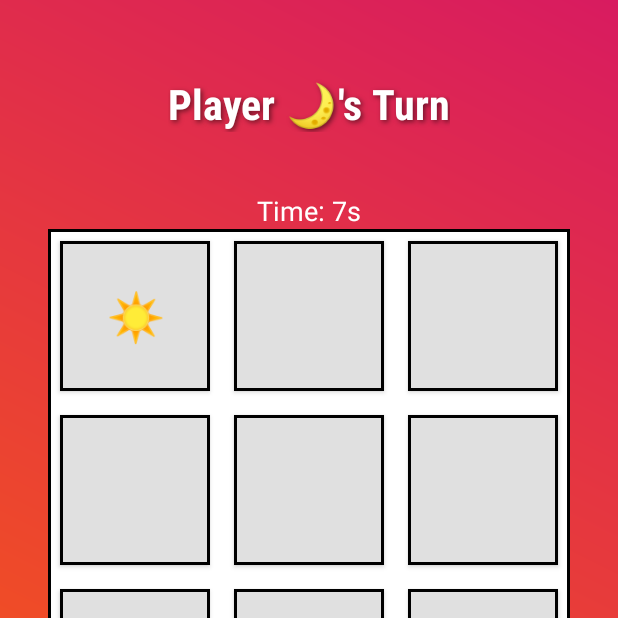
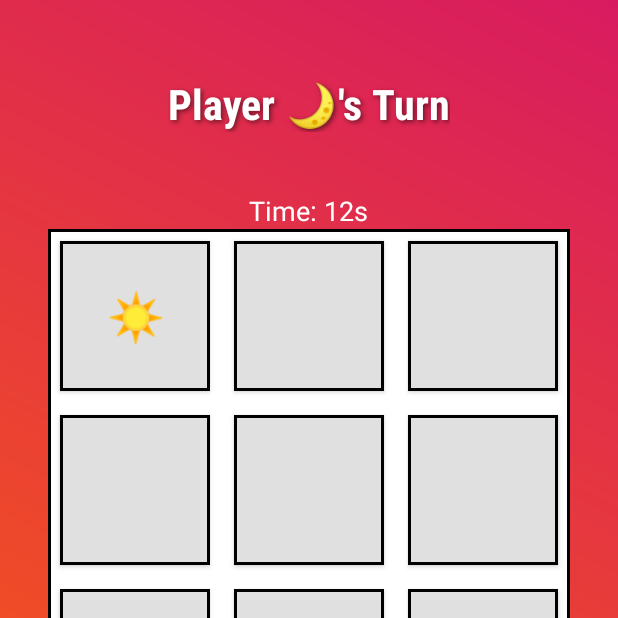
Before and after one commit to k-aghakhani/TicTacToe, an Android app: the screen it shows after launch (MainActivity), after a tap on "☀️", on a phone screen of 412 x 824 dp, the top half of it. Run offline under Robolectric (Android 15) with nearby library versions, the phone set to English and light mode, and no system bars; 1 other tap on this screen came first.

Commit message:
Increased turn time for each player to 15 seconds

```diff
--- a/app/src/main/java/com/aghakhani/tictactoe/MainActivity.java
+++ b/app/src/main/java/com/aghakhani/tictactoe/MainActivity.java
@@ -31,7 +31,7 @@ public class MainActivity extends AppCompatActivity {
     // Emoji constants for players
     private static final String PLAYER_X_EMOJI = "☀️";
     private static final String PLAYER_O_EMOJI = "🌙";
-    private static final long TIMER_DURATION = 10000; // 10 seconds in milliseconds
+    private static final long TIMER_DURATION = 15000; // 15 seconds in milliseconds
     private static final long TIMER_INTERVAL = 1000; // Update every second
 
     @Override
@@ -95,7 +95,7 @@ public class MainActivity extends AppCompatActivity {
         }
 
         timer = new CountDownTimer(TIMER_DURATION, TIMER_INTERVAL) {
-            int timeLeft = 10; // Initial time in seconds
+            int timeLeft = 15; // Initial time in seconds
 
             @Override
             public void onTick(long millisUntilFinished) {
--- a/app/src/main/res/layout/activity_main.xml
+++ b/app/src/main/res/layout/activity_main.xml
@@ -13,7 +13,7 @@
         android:id="@+id/tv_timer"
         android:layout_width="wrap_content"
         android:layout_height="wrap_content"
-        android:text="Time: 10s"
+        android:text="Time: 15s"
         android:textSize="18sp"
         android:textColor="@color/white"
         android:layout_below="@id/tv_status"
```
